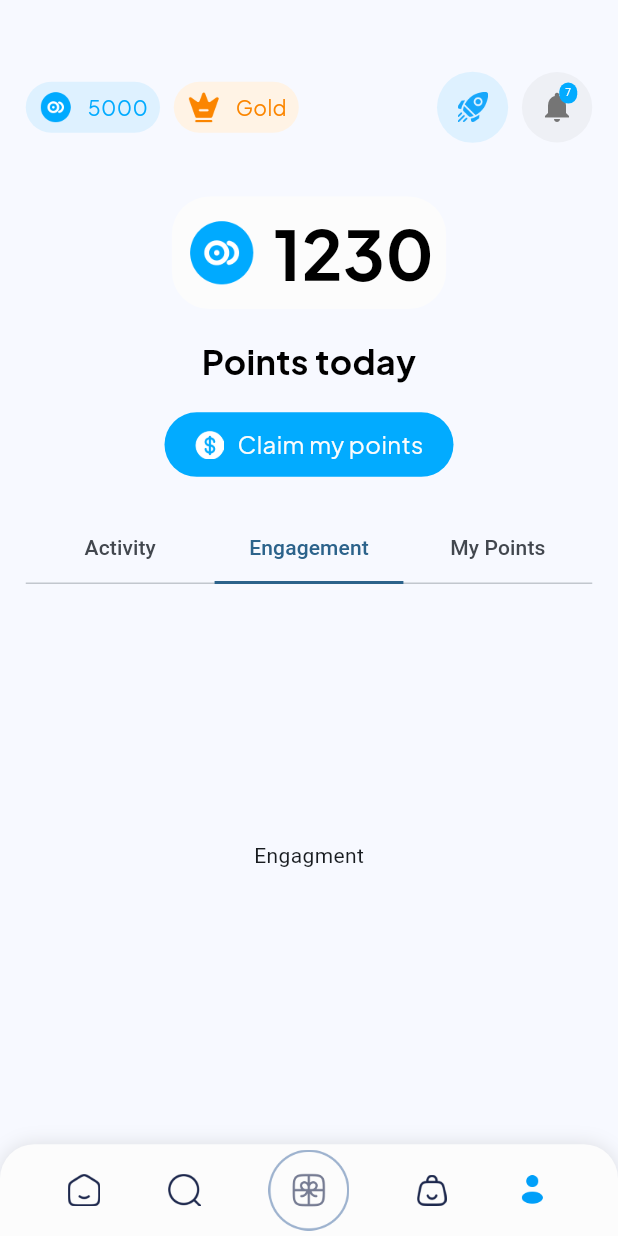
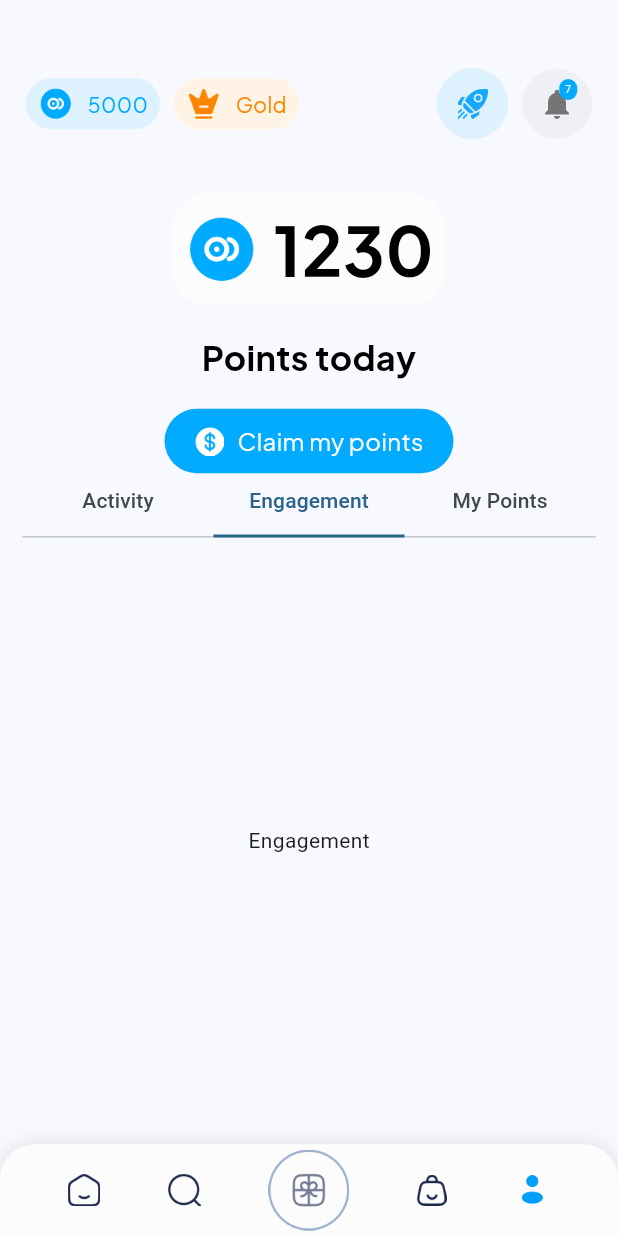
Before and after one commit to zainabbjan/activity_ui, a Flutter app: the screen it shows after launch, tab 2 chosen, on a phone screen of 412 x 824 dp. Run offline on Flutter 3.47's test engine with Material 3 defaults, Android fonts, the phone set to English and light mode, and no system bars; our stand-ins replace fl_chart, flutter_screenutil.

Commit message:
used nestedScrollView ,slivers

```diff
--- a/lib/presentation/views/profile/profile_screen.dart
+++ b/lib/presentation/views/profile/profile_screen.dart
@@ -29,10 +29,20 @@ class _ProfileScreenState extends State<ProfileScreen>
     super.dispose();
   }
 
+  @override
   Widget build(BuildContext context) {
     return Scaffold(
-      body: Padding(
-        padding: EdgeInsets.symmetric(vertical: 10.h, horizontal: 15.w),
+      body: NestedScrollView(
+        headerSliverBuilder: (BuildContext context, bool innerBoxIsScrolled) {
+          return <Widget>[
+            SliverAppBar(
+              expandedHeight: 300.h,
+              floating: true,
+              pinned: true,
+              flexibleSpace: FlexibleSpaceBar(
+                background: Padding(
+                  padding:
+                      EdgeInsets.symmetric(horizontal: 15.w, vertical: 8.h),
                   child: Column(
                     children: [
                       SizedBox(
@@ -52,9 +62,12 @@ class _ProfileScreenState extends State<ProfileScreen>
                       ///points
                       ///
                       aboutpointts(),
-            SizedBox(height: 20.h),
-            // TabBar
-            TabBar(
+                    ],
+                  ),
+                ),
+              ),
+              bottom: TabBar(
+                padding: EdgeInsets.symmetric(horizontal: 15),
                 indicatorSize: TabBarIndicatorSize.tab,
                 indicatorWeight: 1.5,
                 controller: _tabController,
@@ -64,17 +77,19 @@ class _ProfileScreenState extends State<ProfileScreen>
                   Tab(text: 'My Points'),
                 ],
               ),
-            Expanded(
+            ),
+          ];
+        },
+        body: Padding(
+          padding: EdgeInsets.symmetric(horizontal: 15),
           child: TabBarView(
             controller: _tabController,
             children: [
               ActivityScreen(),
-                  Center(child: Text('Engagment')),
+              Center(child: Text('Engagement')),
               Center(child: Text('My Points')),
             ],
           ),
-            ),
-          ],
         ),
       ),
       bottomNavigationBar: Container(
```
Lines whose indentation alone changed are shown as unchanged.
